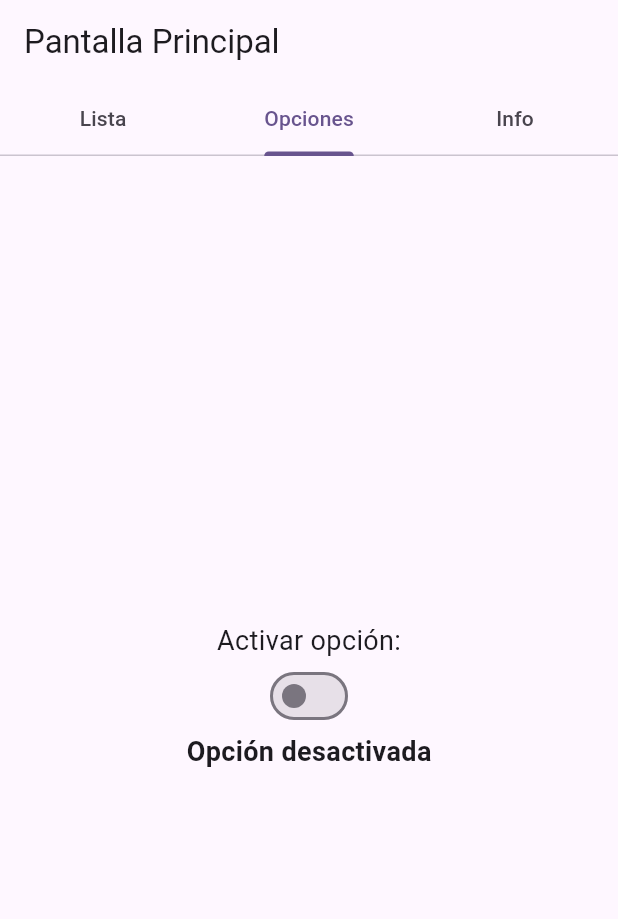
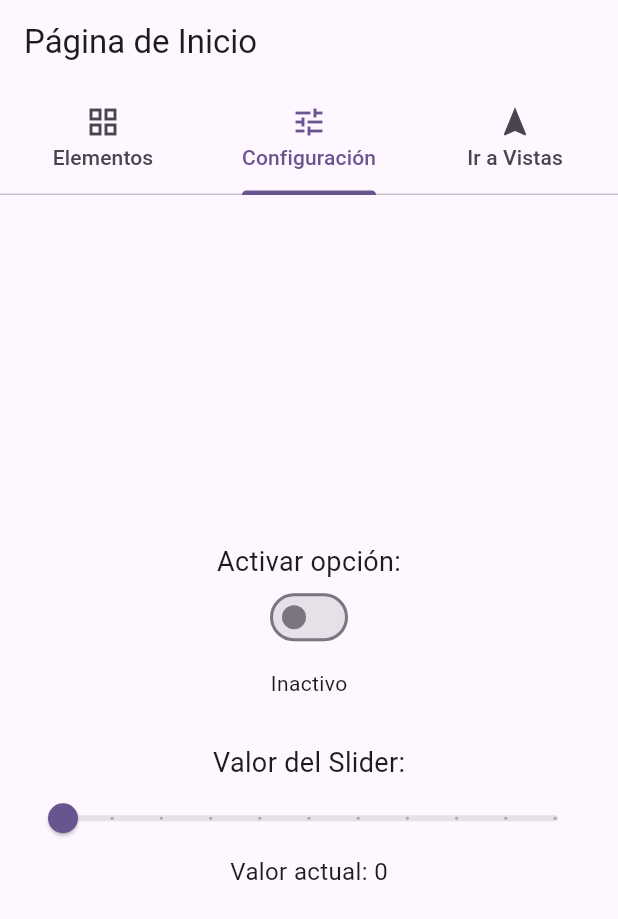
Before and after one commit to TruSanGamer/Talleres-flutter, a Flutter app: the screen it shows after launch, tab 2 chosen, on a phone screen of 412 x 824 dp. Shown: the top 919 px of the screen. Run offline on Flutter 3.47's test engine with Material 3 defaults, Android fonts, the phone set to English and light mode, and no system bars.

```diff
--- a/lib/main.dart
+++ b/lib/main.dart
@@ -1,5 +1,8 @@
 import 'package:flutter/material.dart';
 import 'my_home_page.dart';
+import 'counter_view.dart';
+import 'heavy_task_view.dart';
+import 'student_list_view.dart';
 
 void main() {
   runApp(const MyApp());
@@ -18,6 +21,11 @@ class MyApp extends StatelessWidget {
         useMaterial3: true,
       ),
       home: const MyHomePage(),
+      routes: {
+        '/students': (_) => const StudentListView(),
+        '/counter': (_) => const CounterView(),
+        '/heavy': (_) => const HeavyTaskView(),
+      },
     );
   }
 }
--- a/lib/my_home_page.dart
+++ b/lib/my_home_page.dart
@@ -5,140 +5,145 @@ class MyHomePage extends StatefulWidget {
   const MyHomePage({super.key});
 
   @override
-  State<MyHomePage> createState() => _MyHomePageState();
+  State<MyHomePage> createState() => _MyHomeViewState();
 }
 
-class _MyHomePageState extends State<MyHomePage>
-    with SingleTickerProviderStateMixin {
-  late TabController _tabController;
-  bool _isSwitched = false;
+class _MyHomeViewState extends State<MyHomePage> with TickerProviderStateMixin {
+  late final TabController _controller = TabController(length: 3, vsync: this);
+  bool _isActive = false;
+  double _sliderValue = 0;
 
   @override
   void initState() {
     super.initState();
-    _tabController = TabController(length: 3, vsync: this); // Cambiado a 3 tabs
-    print("🟢 initState() de MyHomePage"); // Se ejecuta al iniciar el widget
+    debugPrint("🟢 initState() ejecutado");
   }
 
   @override
   void didChangeDependencies() {
     super.didChangeDependencies();
-    print("🔵 didChangeDependencies() de MyHomePage"); // Cambian dependencias
+    debugPrint("🔵 didChangeDependencies() ejecutado");
   }
 
   @override
   Widget build(BuildContext context) {
-    print("🟡 build() de MyHomePage"); // Se reconstruye la UI
-    return Scaffold(
+    debugPrint("🟡 build() ejecutado");
+    return DefaultTabController(
+      length: 3,
+      child: Scaffold(
         appBar: AppBar(
-        title: const Text("Pantalla Principal"),
+          title: const Text("Página de Inicio"),
           bottom: TabBar(
-          controller: _tabController,
+            controller: _controller,
             tabs: const [
-            Tab(text: "Lista"),
-            Tab(text: "Opciones"),
-            Tab(text: "Info"), // Nuevo tab
+              Tab(icon: Icon(Icons.grid_view), text: "Elementos"),
+              Tab(icon: Icon(Icons.tune), text: "Configuración"),
+              Tab(icon: Icon(Icons.navigation), text: "Ir a Vistas"),
             ],
           ),
         ),
         body: TabBarView(
-        controller: _tabController,
+          controller: _controller,
           children: [
-          // ✅ 1. GridView con elementos (Lista)
-          GridView.builder(
-            padding: const EdgeInsets.all(10),
+            _buildElementGrid(),
+            _buildSettings(),
+            _buildNavigationPanel(),
+          ],
+        ),
+      ),
+    );
+  }
+
+  Widget _buildElementGrid() => GridView.builder(
+        padding: const EdgeInsets.all(12),
         gridDelegate: const SliverGridDelegateWithFixedCrossAxisCount(
-              crossAxisCount: 2, // 2 columnas
+          crossAxisCount: 2,
           crossAxisSpacing: 10,
           mainAxisSpacing: 10,
         ),
         itemCount: 6,
-            itemBuilder: (context, index) {
-              return GestureDetector(
-                onTap: () {
-                  print("➡ Navegando a FormView con Elemento $index");
-                  Navigator.push(
+        itemBuilder: (_, index) => GestureDetector(
+          onTap: () => Navigator.push(
             context,
             MaterialPageRoute(
-                      builder:
-                          (context) =>
-                              FormView(textoInicial: "Elemento $index"),
+              builder: (_) => FormView(textoInicial: "Elemento $index"),
             ),
-                  );
-                },
+          ),
           child: Container(
+            decoration: BoxDecoration(
+              color: Colors.teal,
+              borderRadius: BorderRadius.circular(12),
+            ),
             alignment: Alignment.center,
-                  decoration: BoxDecoration(
-                    color: Colors.blueAccent,
-                    borderRadius: BorderRadius.circular(10),
-                  ),
             child: Text(
               "Elemento $index",
-                    style: const TextStyle(color: Colors.white, fontSize: 16),
+              style: const TextStyle(
+                color: Colors.white,
+                fontWeight: FontWeight.bold,
+                fontSize: 16,
+              ),
+            ),
           ),
         ),
       );
-            },
-          ),
 
-          // ✅ 2. Switch como segundo widget
-          Column(
-            mainAxisAlignment: MainAxisAlignment.center,
+  Widget _buildSettings() => Center(
+        child: Padding(
+          padding: const EdgeInsets.all(16.0),
+          child: Column(
+            mainAxisSize: MainAxisSize.min,
             children: [
               const Text("Activar opción:", style: TextStyle(fontSize: 18)),
               Switch(
-                value: _isSwitched,
-                onChanged: (value) {
-                  setState(() {
-                    _isSwitched = value;
-                    print("⚡ setState() de MyHomePage - Cambio en Switch");
-                  });
-                },
+                value: _isActive,
+                onChanged: (val) => setState(() => _isActive = val),
               ),
-              Text(
-                _isSwitched ? "Opción activada" : "Opción desactivada",
-                style: const TextStyle(
-                  fontSize: 18,
-                  fontWeight: FontWeight.bold,
+              const SizedBox(height: 10),
+              Text(_isActive ? "Activo" : "Inactivo"),
+              const SizedBox(height: 30),
+              const Text("Valor del Slider:", style: TextStyle(fontSize: 18)),
+              Slider(
+                value: _sliderValue,
+                min: 0,
+                max: 100,
+                divisions: 10,
+                label: _sliderValue.round().toString(),
+                onChanged: (val) => setState(() => _sliderValue = val),
+              ),
+              Text("Valor actual: ${_sliderValue.round()}",
+                  style: const TextStyle(fontSize: 16)),
+            ],
           ),
         ),
-            ],
+      );
+
+  Widget _buildNavigationPanel() => ListView(
+        padding: const EdgeInsets.all(20),
+        children: [
+          ElevatedButton.icon(
+            icon: const Icon(Icons.people),
+            label: const Text("Ver Estudiantes"),
+            onPressed: () => Navigator.pushNamed(context, '/students'),
           ),
-
-          // ✅ 3. Nuevo Widget: ExpansionTile
-          ListView(
-            children: const [
-              ExpansionTile(
-                title: Text("Información General"),
-                children: [
-                  ListTile(title: Text("Este proyecto está hecho en Flutter.")),
-                  ListTile(title: Text("Utiliza Tabs y navegación con rutas.")),
-                ],
+          const SizedBox(height: 10),
+          ElevatedButton.icon(
+            icon: const Icon(Icons.timer),
+            label: const Text("Contador"),
+            onPressed: () => Navigator.pushNamed(context, '/counter'),
           ),
-              ExpansionTile(
-                title: Text("Créditos"),
-                children: [
-                  ListTile(title: Text("Desarrollado por: Tu Nombre")),
-                  ListTile(title: Text("Versión: 1.0.0")),
-                ],
-              ),
-              ExpansionTile(
-                title: Text("Soporte"),
-                children: [
-                  ListTile(title: Text("Contacto: soporte@ejemplo.com")),
-                ],
+          const SizedBox(height: 10),
+          ElevatedButton.icon(
+            icon: const Icon(Icons.memory),
+            label: const Text("Tarea Pesada"),
+            onPressed: () => Navigator.pushNamed(context, '/heavy'),
           ),
         ],
-          ),
-        ],
-      ),
       );
-  }
 
   @override
   void dispose() {
-    _tabController.dispose();
-    print("🔴 dispose() de MyHomePage"); // Al cerrar el widget
+    _controller.dispose();
+    debugPrint("🔴 dispose() ejecutado");
     super.dispose();
   }
 }
```
Also changed, not shown: lib/counter_view.dart (added, +74 -0 lines), lib/heavy_task_view.dart (added, +73 -0 lines), lib/student_list_view.dart (added, +62 -0 lines). Lines whose indentation alone changed are shown as unchanged.
